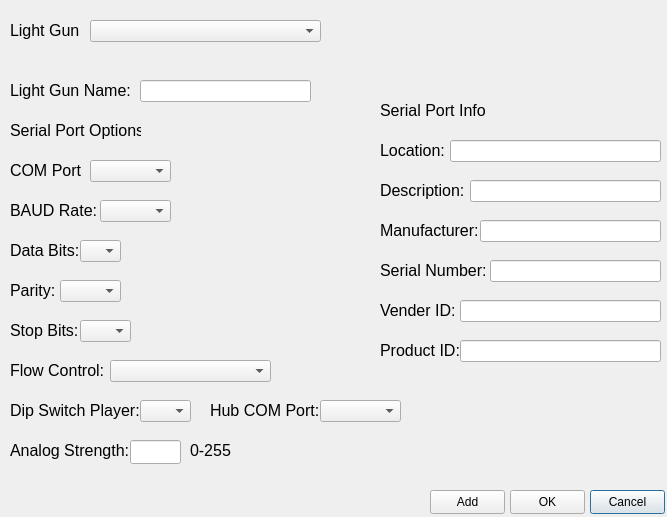
Before: the Qt Designer form Windows/addLightGunWindow.ui in 6Bolt/Hook-Of-The-Reaper, drawn with Qt 5.
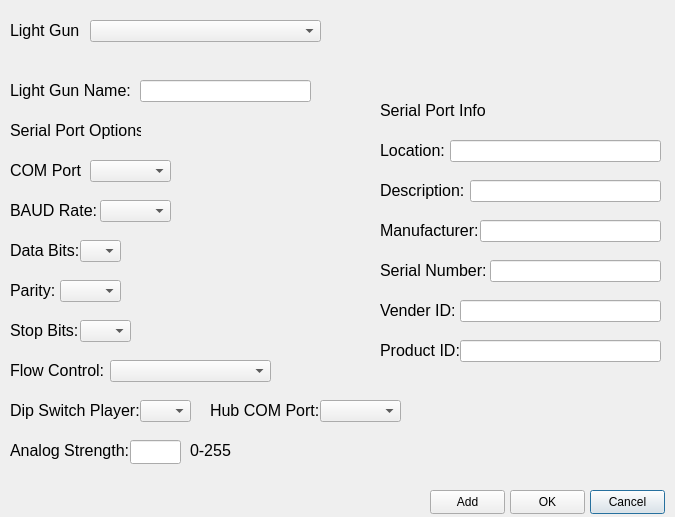
After: the same form once the commit is applied.

The edit to the form file:
```diff
--- a/Windows/addLightGunWindow.ui
+++ b/Windows/addLightGunWindow.ui
@@ -6,7 +6,7 @@
    <rect>
     <x>0</x>
     <y>0</y>
-    <width>667</width>
+    <width>675</width>
     <height>517</height>
    </rect>
   </property>
```
